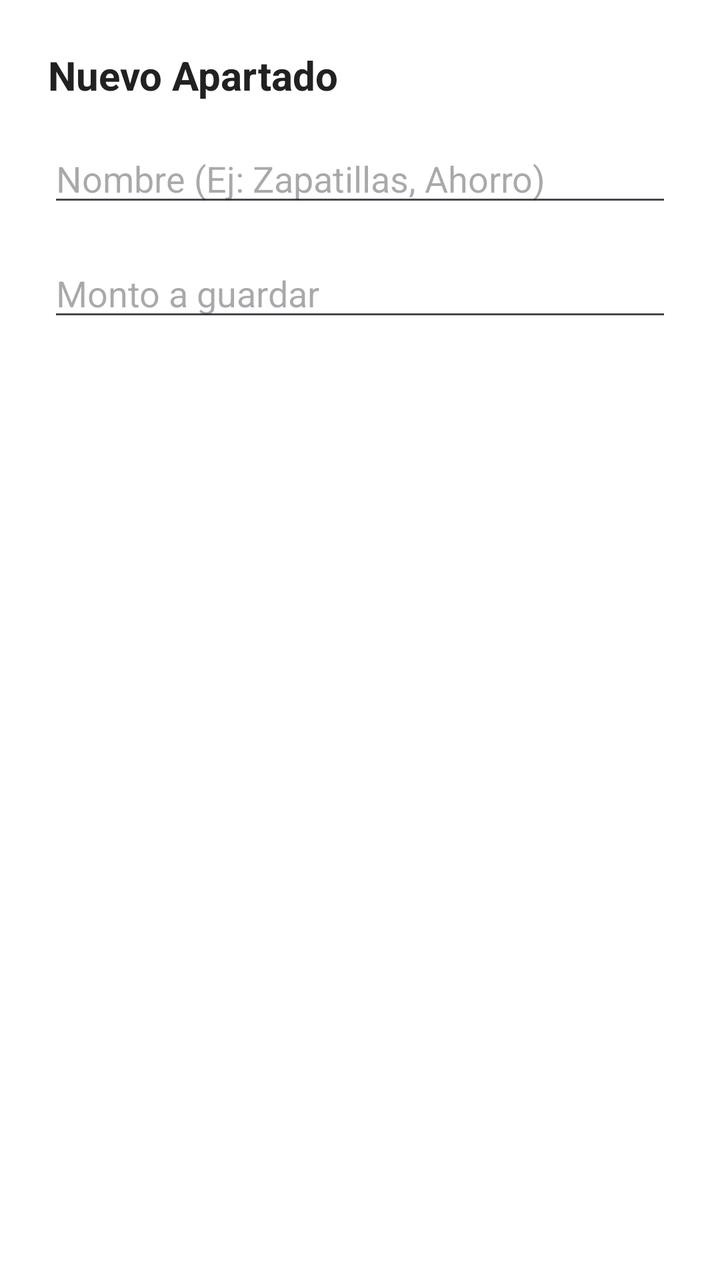
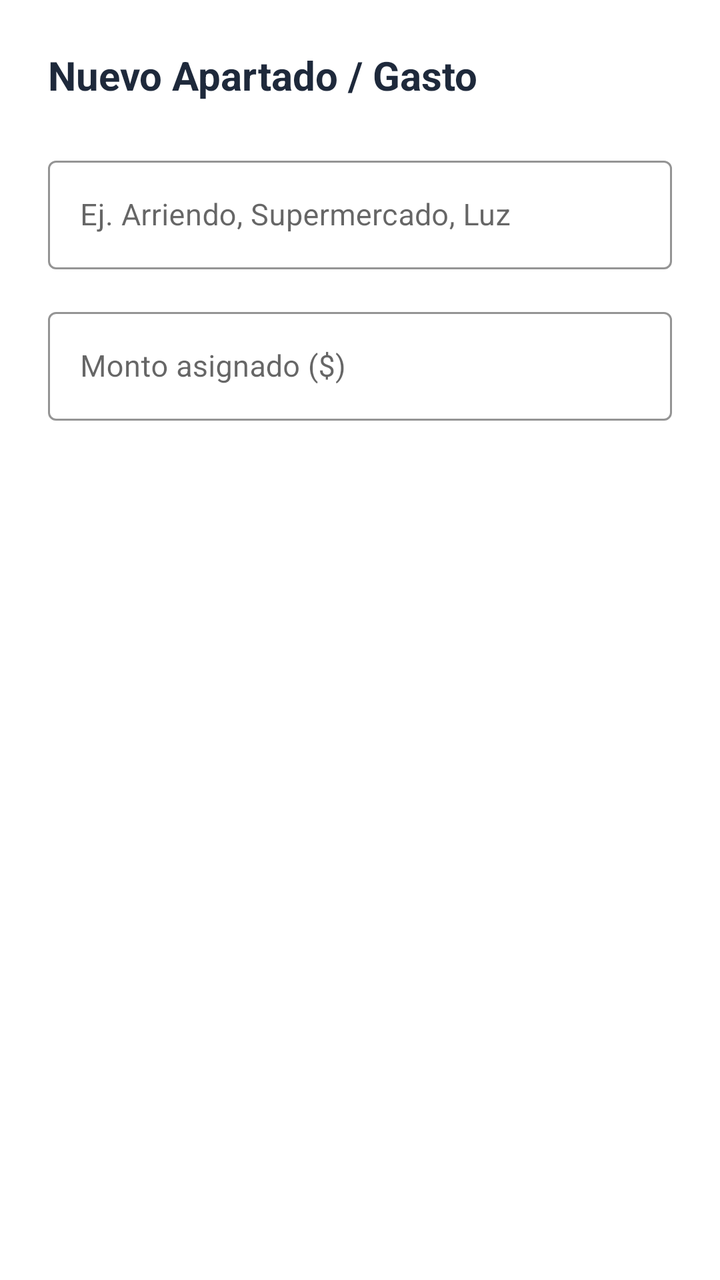

Two renders of the same Android screen: before a commit and after it. Below are the layout's source before the change and the commit's diff.
<!-- AndroidManifest.xml: application theme Theme.GFD -->
<!-- res/layout/dialog_agregar_categoria.xml -->
<?xml version="1.0" encoding="utf-8"?>
<LinearLayout xmlns:android="http://schemas.android.com/apk/res/android"
    android:layout_width="match_parent"
    android:layout_height="wrap_content"
    android:orientation="vertical"
    android:padding="24dp"
    android:background="#FFFFFF">

    <TextView
        android:layout_width="wrap_content"
        android:layout_height="wrap_content"
        android:text="Nuevo Apartado"
        android:textColor="#212121"
        android:textSize="20sp"
        android:textStyle="bold"
        android:layout_marginBottom="16dp" />


    <EditText
        android:id="@+id/etNombreCategoria"
        android:layout_width="match_parent"
        android:layout_height="wrap_content"
        android:hint="Nombre (Ej: Zapatillas, Ahorro)"
        android:inputType="textCapWords"
        android:layout_marginBottom="16dp" />


    <EditText
        android:id="@+id/etMontoCategoria"
        android:layout_width="match_parent"
        android:layout_height="wrap_content"
        android:hint="Monto a guardar"
        android:inputType="numberDecimal" />

</LinearLayout>
<!-- resources referenced by this layout -->
<resources>
  <style name="Theme.GFD" parent="Base.Theme.GFD" />
  <style name="Base.Theme.GFD" parent="Theme.Material3.DayNight.NoActionBar">
          
          
      </style>
</resources>

<!-- the commit's change to res/layout/dialog_agregar_categoria.xml (unified diff, before → after) -->
@@ -1,35 +1,57 @@
 <?xml version="1.0" encoding="utf-8"?>
 <LinearLayout xmlns:android="http://schemas.android.com/apk/res/android"
+    xmlns:app="http://schemas.android.com/apk/res-auto"
     android:layout_width="match_parent"
     android:layout_height="wrap_content"
     android:orientation="vertical"
     android:padding="24dp"
-    android:background="#FFFFFF">
+    android:background="@color/blanco_puro">
 
+    
     <TextView
         android:layout_width="wrap_content"
         android:layout_height="wrap_content"
-        android:text="Nuevo Apartado"
-        android:textColor="#212121"
+        android:text="Nuevo Apartado / Gasto"
+        android:textColor="@color/negro_carbon"
         android:textSize="20sp"
         android:textStyle="bold"
-        android:layout_marginBottom="16dp" />
+        android:layout_marginBottom="24dp" />
 
-
-    <EditText
-        android:id="@+id/etNombreCategoria"
+    
+    <com.google.android.material.textfield.TextInputLayout
+        style="@style/Widget.MaterialComponents.TextInputLayout.OutlinedBox"
         android:layout_width="match_parent"
         android:layout_height="wrap_content"
-        android:hint="Nombre (Ej: Zapatillas, Ahorro)"
-        android:inputType="textCapWords"
-        android:layout_marginBottom="16dp" />
+        android:hint="Ej. Arriendo, Supermercado, Luz"
+        android:layout_marginBottom="16dp"
+        app:boxStrokeColor="@color/azul_tecnologico"
+        app:hintTextColor="@color/azul_tecnologico">
 
+        <com.google.android.material.textfield.TextInputEditText
+            android:id="@+id/etNombreCategoria"
+            android:layout_width="match_parent"
+            android:layout_height="wrap_content"
+            android:inputType="textCapSentences"
+            android:textColor="@color/negro_carbon"
+            android:textSize="15sp" />
+    </com.google.android.material.textfield.TextInputLayout>
 
-    <EditText
-        android:id="@+id/etMontoCategoria"
+    
+    <com.google.android.material.textfield.TextInputLayout
+        style="@style/Widget.MaterialComponents.TextInputLayout.OutlinedBox"
         android:layout_width="match_parent"
         android:layout_height="wrap_content"
-        android:hint="Monto a guardar"
-        android:inputType="numberDecimal" />
+        android:hint="Monto asignado ($)"
+        app:boxStrokeColor="@color/azul_tecnologico"
+        app:hintTextColor="@color/azul_tecnologico">
+
+        <com.google.android.material.textfield.TextInputEditText
+            android:id="@+id/etMontoCategoria"
+            android:layout_width="match_parent"
+            android:layout_height="wrap_content"
+            android:inputType="numberDecimal"
+            android:textColor="@color/negro_carbon"
+            android:textSize="15sp" />
+    </com.google.android.material.textfield.TextInputLayout>
 
 </LinearLayout>
<!-- resource entries referenced after the edit -->
@@ -1,9 +1,27 @@
 <!-- resources referenced by this layout -->
 <resources>
-  <style name="Theme.GFD" parent="Base.Theme.GFD" />
-  <style name="Base.Theme.GFD" parent="Theme.Material3.DayNight.NoActionBar">
+  <color name="azul_tecnologico">#2563EB</color>
+  <color name="blanco_puro">#FFFFFF</color>
+  <color name="negro_carbon">#1E293B</color>
+  <style name="Theme.GFD" parent="Theme.MaterialComponents.DayNight.NoActionBar">
+  
+          <item name="android:windowAnimationStyle">@android:style/Animation.Activity</item>
+  
           
+          <item name="colorPrimary">@color/azul_tecnologico</item>
+          <item name="colorPrimaryVariant">@color/azul_noche</item>
+          <item name="colorOnPrimary">@color/blanco_puro</item>
+  
           
+          <item name="android:windowBackground">@color/azul_noche</item>
+  
+          
+          <item name="android:textColor">@color/blanco_puro</item>
+  
+          
+          <item name="android:statusBarColor">@color/azul_noche</item>
+          <item name="android:windowLightStatusBar">false</item>
       </style>
+  <color name="azul_noche">#0A192F</color>
 </resources>
 
